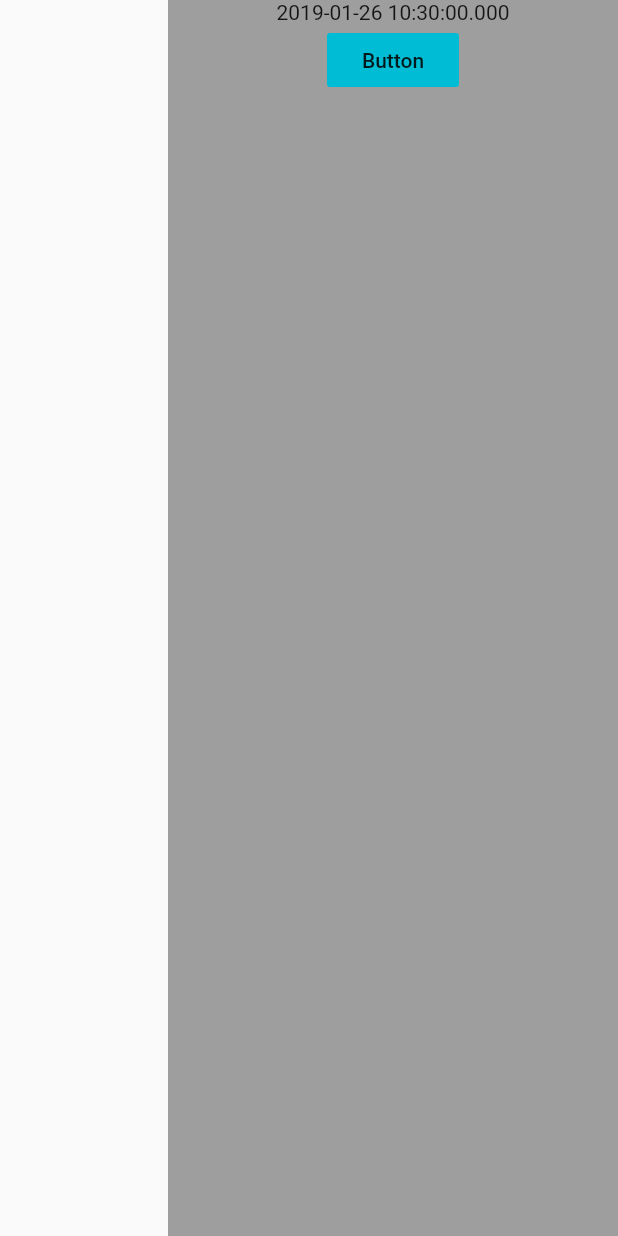
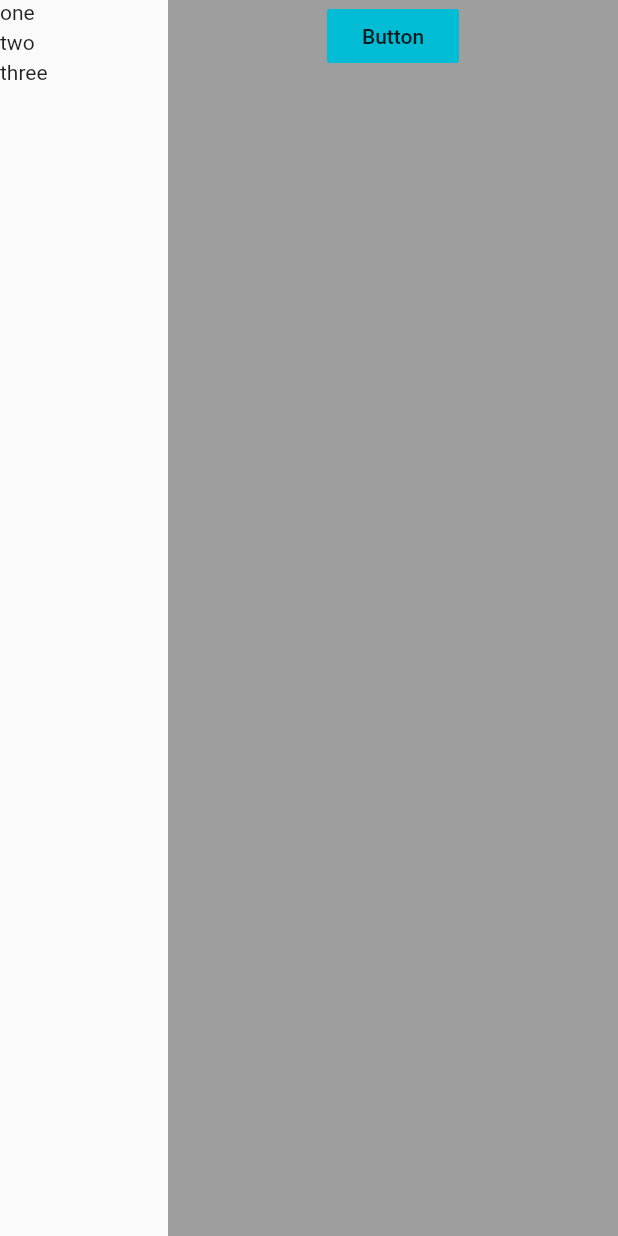
Before and after one commit to bosung90/BCA-Generator, a Flutter app: the screen it shows after launch, after a tap on "Button", on a phone screen of 412 x 824 dp. Run offline on Flutter 3.47's test engine with Material 2 defaults, Android fonts, the phone set to English and light mode, and no system bars.

Commit message:
Render array of positioned widgets

```diff
--- a/lib/main.dart
+++ b/lib/main.dart
@@ -1,6 +1,6 @@
 import 'package:flutter/material.dart';
-import 'package:english_words/english_words.dart';
-import 'package:flutter/widgets.dart';
+// import 'package:english_words/english_words.dart';
+// import 'package:flutter/widgets.dart';
 
 main() {
   runApp(MaterialApp(
@@ -13,33 +13,30 @@ class MyApp extends StatefulWidget {
 }
 
 class MyStateApp extends State {
-  var _value = 'Hello World';
+  var textWidgets = [
+    Positioned(top: 0, child: Text('one')),
+    Positioned(top: 20, child: Text('two'))
+  ];
 
   Widget build(BuildContext context) {
     return SafeArea(
         child: Scaffold(
       body: Container(
           child: Row(children: [
-        Expanded(
-            child: Stack(children: [
-          Positioned(
-              top: 0,
-              left: 200,
-              // right: 0,
-              child: Container(color: Colors.red, child: Text('hello')))
-        ])),
+        Expanded(child: Stack(children: textWidgets)),
         Container(
             width: 300,
             color: Colors.grey,
             child: Center(
               child: Column(
-                children: <Widget>[
-                  Text(_value),
+                children: [
                   FlatButton(
                     color: Colors.cyan,
                     onPressed: () {
                       setState(() {
-                        _value = DateTime.now().toString();
+                        // _value = DateTime.now().toString();
+                        textWidgets
+                            .add(Positioned(top: 40, child: Text('three')));
                       });
                     },
                     child: Text('Button'),
```
